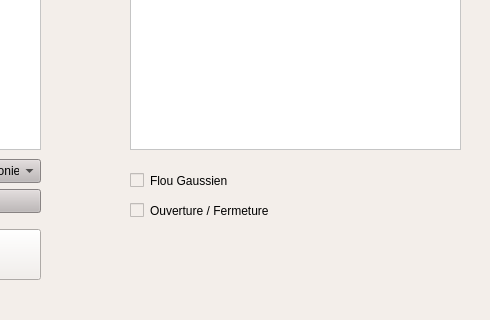
Old version of the form src/QtApp/HarmonyApp/mainwindow.ui in the repository Narraxas/ProjetImage_SujetN-5_HarmonieDesCouleurs; both pictures show x 310 to 800 and y 280 to 600 of the 800 by 600 pixel window.
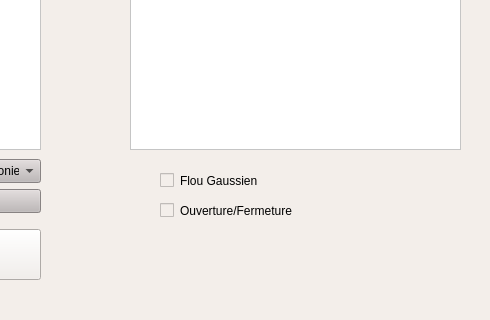
New version of the form.

What changed in the file:
```diff
--- a/src/QtApp/HarmonyApp/mainwindow.ui
+++ b/src/QtApp/HarmonyApp/mainwindow.ui
@@ -162,9 +162,9 @@
    <widget class="QCheckBox" name="isBlurred">
     <property name="geometry">
      <rect>
-      <x>440</x>
+      <x>470</x>
       <y>430</y>
-      <width>211</width>
+      <width>181</width>
       <height>23</height>
      </rect>
     </property>
@@ -175,14 +175,14 @@
    <widget class="QCheckBox" name="isOpenedClosed">
     <property name="geometry">
      <rect>
-      <x>440</x>
+      <x>470</x>
       <y>460</y>
-      <width>221</width>
+      <width>181</width>
       <height>23</height>
      </rect>
     </property>
     <property name="text">
-     <string>Ouverture / Fermeture</string>
+     <string>Ouverture/Fermeture</string>
     </property>
    </widget>
   </widget>
```
Left out of the diff: 2 changed lines with no effect on the pictures.
